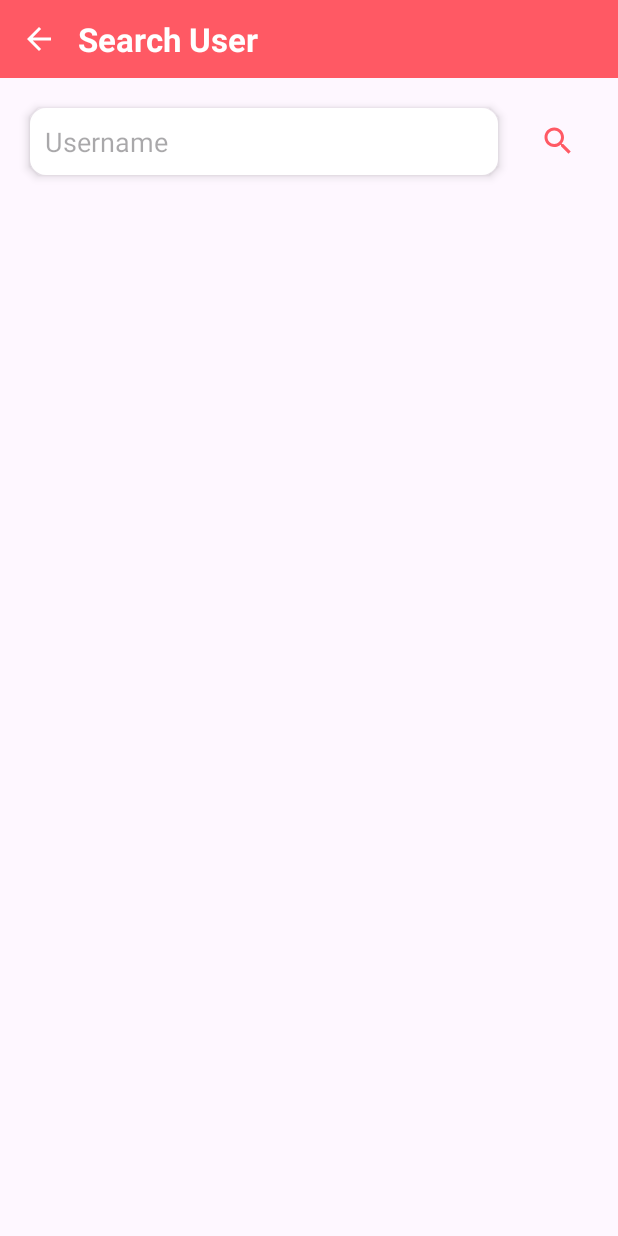
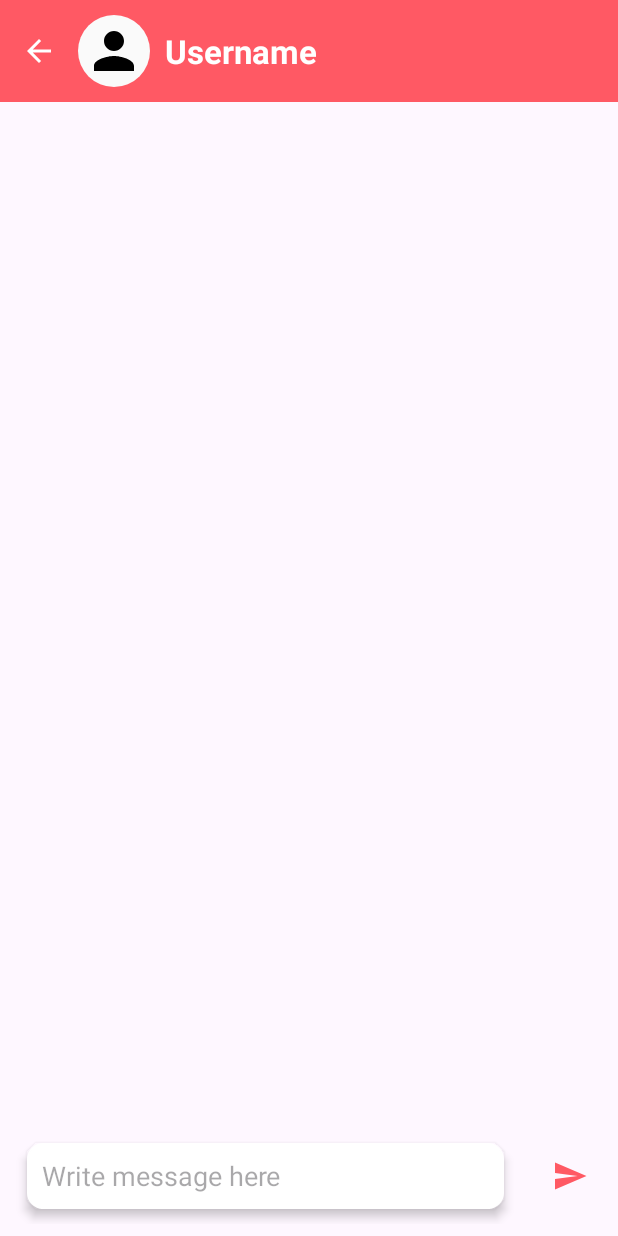
Before and after one commit to ShekharAnand01/LinkUp, an Android app: the layout activity_chat.xml on its own in the app's theme, with its tools: preview values and no code run, on a phone screen of 412 x 824 dp. Run offline under Robolectric (Android 15) with nearby library versions, the phone set to English and light mode, and no system bars.

```diff
--- a/app/build.gradle.kts
+++ b/app/build.gradle.kts
@@ -51,10 +51,13 @@ dependencies {
     implementation(libs.firebase.storage)
     implementation(libs.androidx.navigation.fragment.ktx)
     implementation(libs.androidx.navigation.ui.ktx)
+    implementation(libs.common)
     testImplementation(libs.junit)
     androidTestImplementation(libs.androidx.junit)
     androidTestImplementation(libs.androidx.espresso.core)
 
     implementation (libs.ccp.v250)
+    implementation (libs.firebaseui.firebase.ui.firestore)
+    implementation (libs.glide)
 
 }
--- a/app/src/main/java/com/example/linkup/LoginUsernameActivity.kt
+++ b/app/src/main/java/com/example/linkup/LoginUsernameActivity.kt
@@ -49,7 +49,7 @@ class LoginUsernameActivity : AppCompatActivity() {
         if (userModel != null) {
             userModel?.username = username
         } else {
-            userModel = UserModel(phoneNumber, username, Timestamp.now())
+            userModel = UserModel(phoneNumber, username, Timestamp.now(),FirebaseUtil.currentUserId())
         }
 
         FirebaseUtil.currentUserDetails().set(userModel!!)
--- a/app/src/main/java/com/example/linkup/model/UserModel.kt
+++ b/app/src/main/java/com/example/linkup/model/UserModel.kt
@@ -3,10 +3,12 @@ package com.example.linkup.model
 import com.google.firebase.Timestamp
 
 data class UserModel(
+
     var phone: String = "",
     var username: String = "",
-    var createdTimestamp: Timestamp = Timestamp.now()
+    var createdTimestamp: Timestamp = Timestamp.now(),
+    var userId: String? = null
 
 ) {
-    constructor() : this("", "", Timestamp.now())
+    constructor() : this("", "", Timestamp.now(),"")
 }
--- /dev/null
+++ b/app/src/main/res/drawable/baseline_send_24.xml
@@ -0,0 +1,5 @@
+<vector xmlns:android="http://schemas.android.com/apk/res/android" android:autoMirrored="true" android:height="24dp" android:tint="#000000" android:viewportHeight="24" android:viewportWidth="24" android:width="24dp">
+
+    <path android:fillColor="@android:color/white" android:pathData="M2.01,21L23,12 2.01,3 2,10l15,2 -15,2z"/>
+
+</vector>
--- a/app/src/main/res/layout/fragment_search_user.xml
+++ b/app/src/main/res/layout/activity_chat.xml
@@ -3,6 +3,7 @@
     xmlns:app="http://schemas.android.com/apk/res-auto"
     xmlns:tools="http://schemas.android.com/tools"
     android:layout_width="match_parent"
+    android:id="@+id/main"
     android:layout_height="match_parent"
     >
 
@@ -16,13 +17,23 @@
         <TextView
             android:layout_width="wrap_content"
             android:layout_height="wrap_content"
-            android:text="Search User"
+            android:text="Username"
             android:textSize="22sp"
             android:textStyle="bold"
             android:textColor="@color/white"
             android:layout_marginStart="10dp"
             android:layout_centerVertical="true"
-            android:layout_toRightOf="@id/back_btn"/>
+            android:layout_toRightOf="@id/profile_pic_layout"
+            android:id="@+id/other_username"
+            />
+
+        <include layout="@layout/profile_pic_view"
+            android:layout_width="48dp"
+            android:layout_height="48dp"
+            android:layout_marginStart="10dp"
+            android:layout_toRightOf="@id/back_btn"
+            android:id="@+id/profile_pic_layout"
+            />
 
         <ImageButton
             android:layout_width="32dp"
@@ -35,45 +46,49 @@
 
     </RelativeLayout>
 
+    <androidx.recyclerview.widget.RecyclerView
+        android:layout_width="match_parent"
+        android:layout_height="match_parent"
+        android:layout_below="@id/toolbar"
+        android:layout_above="@id/bottom_layout"
+        android:id="@+id/chat_recycler_view"/>
+
     <RelativeLayout
         android:layout_width="match_parent"
-        android:layout_height="wrap_content"
-        android:layout_below="@id/toolbar"
-        android:layout_margin="10dp"
-        android:id="@+id/search_user_layout">
+        android:layout_height="80dp"
+        android:layout_alignParentBottom="true"
+        android:padding="8dp"
+        android:id="@+id/bottom_layout">
 
         <EditText
             android:layout_width="match_parent"
             android:layout_height="wrap_content"
+            android:layout_centerInParent="true"
+            android:layout_marginStart="10dp"
+            android:layout_marginTop="10dp"
+            android:layout_marginEnd="10dp"
+            android:layout_marginBottom="10dp"
+            android:layout_toLeftOf="@id/message_send_btn"
             android:background="@drawable/edit_text_rounded_corner"
-            android:layout_margin="10dp"
-            android:hint="Username"
+            android:elevation="4dp"
+            android:hint="Write message here"
             android:padding="10dp"
-            android:elevation="4dp"
-            android:layout_toLeftOf="@id/search_user_btn"
-            android:id="@+id/seach_username_input"
-            />
+            android:id="@+id/chat_message_input"/>
+
         <ImageButton
-            android:layout_width="40dp"
-            android:layout_height="40dp"
-            android:src="@drawable/baseline_search_24"
+            android:layout_width="48dp"
+            android:layout_height="48dp"
+            android:src="@drawable/baseline_send_24"
             android:layout_alignParentEnd="true"
-            android:layout_centerVertical="true"
+            android:layout_centerInParent="true"
             android:background="?attr/selectableItemBackgroundBorderless"
             app:tint="@color/my_primary"
-            android:padding="4dp"
-            android:layout_margin="10dp"
-            android:id="@+id/search_user_btn"/>
+            android:id="@+id/message_send_btn"
+            android:padding="8dp"
+            android:layout_marginStart="10dp"
+            />
 
     </RelativeLayout>
 
-    <androidx.recyclerview.widget.RecyclerView
-        android:layout_width="match_parent"
-        android:layout_height="wrap_content"
-        android:layout_below="@id/search_user_layout"
-        android:padding="10dp"
-        android:id="@+id/search_user_recycler_view"
-        />
-
 
 </RelativeLayout>
--- /dev/null
+++ b/app/src/main/res/layout/profile_pic_view.xml
@@ -0,0 +1,18 @@
+<?xml version="1.0" encoding="utf-8"?>
+<RelativeLayout xmlns:android="http://schemas.android.com/apk/res/android"
+    android:layout_width="wrap_content"
+    android:layout_height="wrap_content"
+    xmlns:app="http://schemas.android.com/apk/res-auto">
+
+    <ImageView
+        android:layout_width="52dp"
+        android:layout_height="52dp"
+        android:background="@drawable/circular_bg"
+        android:src="@drawable/baseline_person_24"
+        android:padding="4dp"
+        android:backgroundTint="@color/off_white"
+        android:layout_centerInParent="true"
+        android:id="@+id/profile_pic_image_view"
+        />
+
+</RelativeLayout>
--- a/gradle/libs.versions.toml
+++ b/gradle/libs.versions.toml
@@ -2,6 +2,8 @@
 agp = "8.5.0"
 ccp = "2.3.1"
 ccpVersion = "2.5.0"
+firebaseUiFirestoreVersion = "8.0.2"
+glide = "4.16.0"
 kotlin = "1.9.0"
 coreKtx = "1.13.1"
 junit = "4.13.2"
@@ -17,11 +19,14 @@ firebaseFirestore = "25.1.0"
 firebaseStorage = "21.0.0"
 navigationFragmentKtx = "2.7.7"
 navigationUiKtx = "2.7.7"
+common = "0.10.0"
 
 [libraries]
 androidx-core-ktx = { group = "androidx.core", name = "core-ktx", version.ref = "coreKtx" }
 ccp = { module = "com.hbb20:ccp", version.ref = "ccp" }
 ccp-v250 = { module = "com.hbb20:ccp", version.ref = "ccpVersion" }
+firebaseui-firebase-ui-firestore = { module = "com.firebaseui:firebase-ui-firestore", version.ref = "firebaseUiFirestoreVersion" }
+glide = { module = "com.github.bumptech.glide:glide", version.ref = "glide" }
 junit = { group = "junit", name = "junit", version.ref = "junit" }
 androidx-junit = { group = "androidx.test.ext", name = "junit", version.ref = "junitVersion" }
 androidx-espresso-core = { group = "androidx.test.espresso", name = "espresso-core", version.ref = "espressoCore" }
@@ -34,6 +39,7 @@ firebase-firestore = { group = "com.google.firebase", name = "firebase-firestore
 firebase-storage = { group = "com.google.firebase", name = "firebase-storage", version.ref = "firebaseStorage" }
 androidx-navigation-fragment-ktx = { group = "androidx.navigation", name = "navigation-fragment-ktx", version.ref = "navigationFragmentKtx" }
 androidx-navigation-ui-ktx = { group = "androidx.navigation", name = "navigation-ui-ktx", version.ref = "navigationUiKtx" }
+common = { group = "com.google.ai.client.generativeai", name = "common", version.ref = "common" }
 
 [plugins]
 android-application = { id = "com.android.application", version.ref = "agp" }
```
Also changed, not shown: app/src/main/AndroidManifest.xml (+14 -8 lines), app/src/main/java/com/example/linkup/MainActivity.kt (+5 -6 lines), app/src/main/java/com/example/linkup/SplashActivity.kt (+20 -5 lines), app/src/main/java/com/example/linkup/adapter/SearchUserRecyclerAdapter.kt (added, +58 -0 lines), app/src/main/java/com/example/linkup/fragments/ChatActivity.kt (added, +36 -0 lines), app/src/main/java/com/example/linkup/fragments/ChatFragment.kt (+38 -0 lines), app/src/main/java/com/example/linkup/fragments/SearchUserActivity.kt (added, +76 -0 lines), app/src/main/java/com/example/linkup/fragments/SearchUserFragment.kt (deleted, +0 -23 lines), app/src/main/java/com/example/linkup/util/AndroidUtil.kt (added, +45 -0 lines), app/src/main/java/com/example/linkup/util/FirebaseUtil.kt (+51 -0 lines), app/src/main/res/layout/activity_search_user.xml (added, +80 -0 lines), app/src/main/res/layout/search_user_recycler_row.xml (added, +36 -0 lines), app/src/main/res/values/strings.xml (+42 -0 lines).
